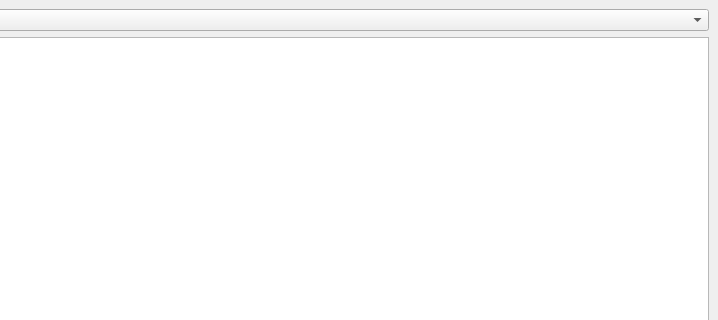
Old version of the form mainwindow.ui in the repository JordanBashev/SchoolPaint; both pictures show x 107 to 825 and y 0 to 320 of the 825 by 628 pixel window.
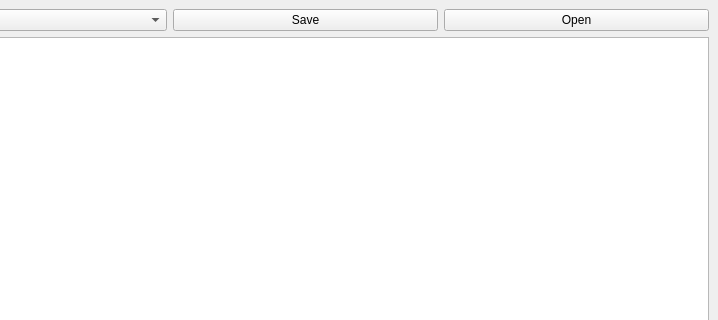
New version of the form.

Diff of the .ui file:
```diff
--- a/mainwindow.ui
+++ b/mainwindow.ui
@@ -26,6 +26,20 @@
       <item>
        <widget class="QComboBox" name="dropDownMenu"/>
       </item>
+      <item>
+       <widget class="QPushButton" name="save">
+        <property name="text">
+         <string>Save</string>
+        </property>
+       </widget>
+      </item>
+      <item>
+       <widget class="QPushButton" name="open">
+        <property name="text">
+         <string>Open</string>
+        </property>
+       </widget>
+      </item>
      </layout>
     </item>
     <item>
```
